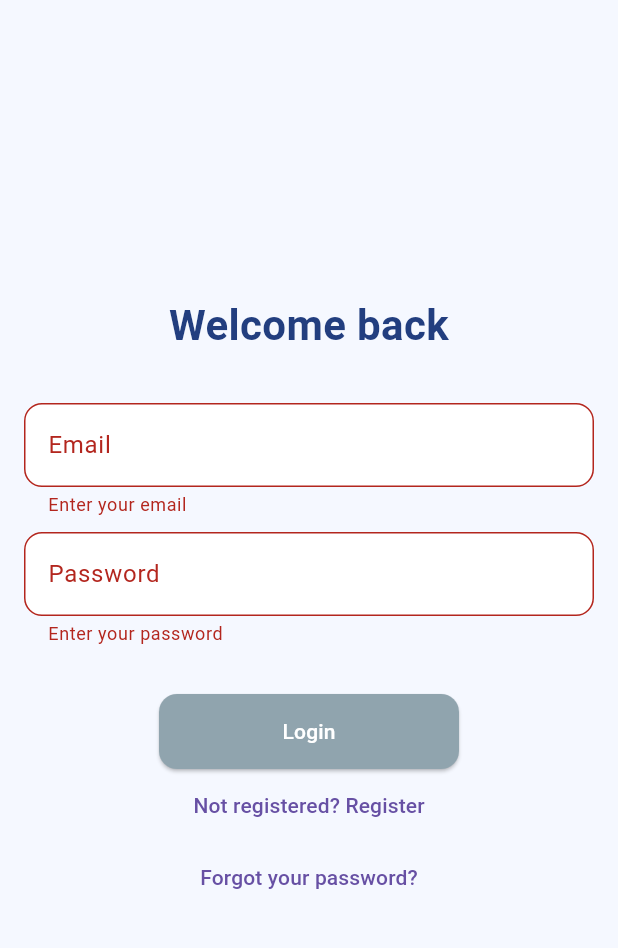
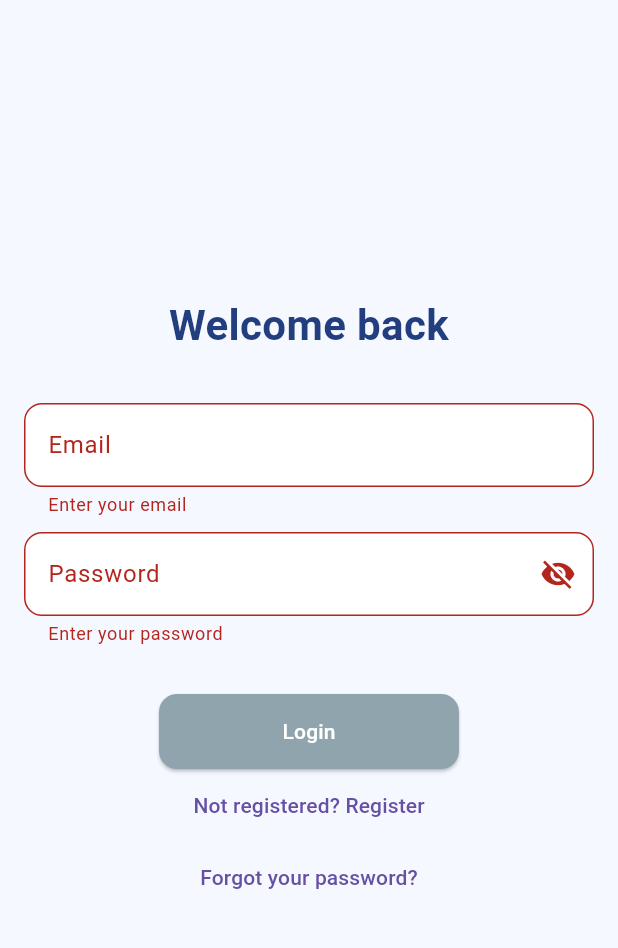
Before and after one commit to Firdavs0116/dua_app, a Flutter app: the LoginPage screen opened directly with empty values, after a tap on "Login", on a phone screen of 412 x 824 dp, the part 56-1004 px from its top. Run offline on Flutter 3.47's test engine with Material 3 defaults, Android fonts, the phone set to English and light mode, and no system bars; our stand-ins replace cloud_firestore, connectivity_plus, equatable, firebase_auth, firebase_core, fl_chart and 3 more; accounts and stored records are empty; generated files the repository leaves out were written again; network calls fail.

Commit message:
Bir ikki o'zgarish qo'shildi

```diff
--- a/lib/core/utils/upload_zikrs.dart
+++ b/lib/core/utils/upload_zikrs.dart
@@ -1,7 +1,6 @@
 import 'dart:convert';
 
 import 'package:cloud_firestore/cloud_firestore.dart';
-import 'package:firebase_core/firebase_core.dart';
 import 'package:flutter/services.dart';
 
 Future<void> uploadZikrsfromJson() async {
--- a/lib/features/auth/presentation/pages/login_page.dart
+++ b/lib/features/auth/presentation/pages/login_page.dart
@@ -8,46 +8,67 @@ import 'package:my_dua_app/features/auth/presentation/pages/forgot_password.dart
 import 'package:my_dua_app/features/auth/presentation/pages/register_page.dart';
 import 'package:my_dua_app/features/language/presentation/widgets/language_selector_with_flags.dart';
 
-class LoginPage extends StatelessWidget {
+class LoginPage extends StatefulWidget {
   final void Function(Locale locale) onLocaleChange;
   final void Function(bool value) onThemeToggle;
 
-  final emailController = TextEditingController();
-  final passwordController = TextEditingController();
-  final _formkey = GlobalKey<FormState>();
-  final emailRegex = RegExp(r'^[\w-\.]+@([\w-]+\.)+[\w-]{2,4}$');
-
-  LoginPage({
+  const LoginPage({
     super.key,
     required this.onLocaleChange,
     required this.onThemeToggle,
   });
 
   @override
+  State<LoginPage> createState() => _LoginPageState();
+}
+
+class _LoginPageState extends State<LoginPage> {
+  final emailController = TextEditingController();
+  final passwordController = TextEditingController();
+  final _formKey = GlobalKey<FormState>();
+  final emailRegex = RegExp(r'^[\w-\.]+@([\w-]+\.)+[\w-]{2,4}$');
+
+  bool _obsecure = true;
+
+  @override
+  void dispose() {
+    emailController.dispose();
+    passwordController.dispose();
+    super.dispose();
+  }
+
+  void _toggleVisibility() {
+    setState(() {
+      _obsecure = !_obsecure;
+    });
+  }
+
+  @override
   Widget build(BuildContext context) {
     return Scaffold(
       appBar: AppBar(
         backgroundColor: AppColors.backgroundColor,
-        // title: Text(AppLocalizations.of(context)!.login),
         actions: [
           Padding(
-            padding: EdgeInsets.symmetric(horizontal: 10),
-            child: LanguageSelectorWithFlags(onLocaleChanged: onLocaleChange),
+            padding: const EdgeInsets.symmetric(horizontal: 10),
+            child: LanguageSelectorWithFlags(
+              onLocaleChanged: widget.onLocaleChange,
+            ),
           ),
         ],
       ),
       backgroundColor: AppColors.backgroundColor,
       body: Center(
         child: SingleChildScrollView(
-          padding: EdgeInsets.all(16),
+          padding: const EdgeInsets.all(16),
           child: Form(
-            key: _formkey,
+            key: _formKey,
             autovalidateMode: AutovalidateMode.onUserInteraction,
             child: Column(
               children: [
                 Text(
                   AppLocalizations.of(context)!.welcomeBack,
-                  style: TextStyle(
+                  style: const TextStyle(
                     fontSize: 28,
                     fontWeight: FontWeight.bold,
                     color: Color(0xFF223E7F),
@@ -55,11 +76,10 @@ class LoginPage extends StatelessWidget {
                   textAlign: TextAlign.center,
                 ),
                 const SizedBox(height: 32),
-
                 TextFormField(
                   controller: emailController,
                   decoration: InputDecoration(
-                    labelText: AppLocalizations.of(context)!.email, // Email
+                    labelText: AppLocalizations.of(context)!.email,
                     filled: true,
                     fillColor: Colors.white,
                     border: OutlineInputBorder(
@@ -68,48 +88,45 @@ class LoginPage extends StatelessWidget {
                   ),
                   validator: (value) {
                     if (value == null || value.isEmpty) {
-                      return AppLocalizations.of(
-                        context,
-                      )!.enterYourEmail; // Enter your email address
+                      return AppLocalizations.of(context)!.enterYourEmail;
                     } else if (!emailRegex.hasMatch(value)) {
-                      return AppLocalizations.of(
-                        context,
-                      )!.wrongEmailTryAgain; // Wrong Email address
+                      return AppLocalizations.of(context)!.wrongEmailTryAgain;
                     }
                     return null;
                   },
                 ),
-                SizedBox(height: 10),
+                const SizedBox(height: 10),
                 TextFormField(
                   controller: passwordController,
-                  obscureText: true,
+                  obscureText: _obsecure,
                   decoration: InputDecoration(
-                    labelText:
-                        AppLocalizations.of(context)!.password, // Password
+                    labelText: AppLocalizations.of(context)!.password,
                     filled: true,
                     fillColor: Colors.white,
                     border: OutlineInputBorder(
                       borderRadius: BorderRadius.circular(12),
                     ),
+                    suffixIcon: IconButton(
+                      icon: Icon(
+                        _obsecure ? Icons.visibility_off : Icons.visibility,
+                      ),
+                      onPressed: _toggleVisibility,
+                    ),
                   ),
                   validator: (value) {
                     if (value == null || value.isEmpty) {
-                      return AppLocalizations.of(
-                        context,
-                      )!.enterYourPassword; // Enter your password
+                      return AppLocalizations.of(context)!.enterYourPassword;
                     } else if (value.length < 6) {
-                      return AppLocalizations.of(
-                        context,
-                      )!.invalidPassword; // Wrong password
+                      return AppLocalizations.of(context)!.invalidPassword;
                     }
                     return null;
                   },
                 ),
-                SizedBox(height: 32),
+                const SizedBox(height: 32),
                 BlocConsumer<AuthCubit, AuthState>(
                   builder: (context, state) {
                     if (state is AuthLoading) {
-                      return Center(child: CircularProgressIndicator());
+                      return const CircularProgressIndicator();
                     }
 
                     return ElevatedButton(
@@ -119,53 +136,50 @@ class LoginPage extends StatelessWidget {
                         shape: RoundedRectangleBorder(
                           borderRadius: BorderRadius.circular(12),
                         ),
-                        minimumSize: Size(200, 50),
+                        minimumSize: const Size(200, 50),
                       ),
                       onPressed: () {
-                        if (_formkey.currentState!.validate()) {
+                        if (_formKey.currentState!.validate()) {
                           context.read<AuthCubit>().login(
-                            emailController.text.trim(),
-                            passwordController.text.trim(),
-                          );
+                                emailController.text.trim(),
+                                passwordController.text.trim(),
+                              );
                         }
                       },
-                      child: Text(
-                        AppLocalizations.of(context)!.login, // Login
-                      ),
+                      child: Text(AppLocalizations.of(context)!.login),
                     );
                   },
-
                   listener: (context, state) {
                     if (state is AuthFailure) {
-                      ScaffoldMessenger.of(
-                        context,
-                      ).showSnackBar(SnackBar(content: Text(state.message)));
+                      ScaffoldMessenger.of(context).showSnackBar(
+                        SnackBar(content: Text(state.message)),
+                      );
                     }
                     if (state is AuthSuccess) {
                       Navigator.pushReplacementNamed(context, "/home");
                     }
                   },
                 ),
-                // SizedBox(height: 10),
                 TextButton(
                   onPressed: () {
                     Navigator.push(
                       context,
                       MaterialPageRoute(
-                        builder:
-                            (_) => RegisterPage(
-                              onLocaleChange: onLocaleChange,
-                              onThemeToggle: onThemeToggle,
-                            ),
+                        builder: (_) => RegisterPage(
+                          onLocaleChange: widget.onLocaleChange,
+                          onThemeToggle: widget.onThemeToggle,
+                        ),
                       ),
                     );
                   },
                   child: Text(AppLocalizations.of(context)!.notregistered),
                 ),
-
                 TextButton(
                   onPressed: () {
-                    Navigator.push(context, MaterialPageRoute(builder: (_) => ForgotPasswordPage()));
+                    Navigator.push(
+                      context,
+                      MaterialPageRoute(builder: (_) => ForgotPasswordPage()),
+                    );
                   },
                   child: Text(AppLocalizations.of(context)!.forgotPassword),
                 ),
--- a/lib/features/auth/presentation/pages/splashscreen.dart
+++ b/lib/features/auth/presentation/pages/splashscreen.dart
@@ -31,7 +31,7 @@ class _SplashPageState extends State<SplashPage> {
     final user = FirebaseAuth.instance.currentUser;
     final hasLoggedIn = prefs.getBool("hasLoggedIn") ?? false;
 
-    if (user != null && hasLoggedIn) {
+    if (user != null) {
       Navigator.pushReplacement(
         context,
         MaterialPageRoute(builder: (_) => HomePage(onLocaleChange: (Locale p1) {  }, onThemeToggle: (_) {  },)),
--- a/lib/features/language/presentation/ui/language_selector_page.dart
+++ b/lib/features/language/presentation/ui/language_selector_page.dart
@@ -3,7 +3,6 @@ import 'package:flutter_gen/gen_l10n/app_localizations.dart';
 import 'package:flutter_bloc/flutter_bloc.dart';
 import 'package:my_dua_app/features/home/presentation/pages/home_page.dart';
 import 'package:my_dua_app/features/language/presentation/cubit/locale_cubit.dart';
-import 'package:my_dua_app/features/auth/presentation/pages/login_page.dart';
 import 'package:my_dua_app/features/language/presentation/widgets/language_selector_with_flags.dart';
 
 class LanguageSelectorPage extends StatelessWidget {
--- a/lib/l10n/app_en.arb
+++ b/lib/l10n/app_en.arb
@@ -38,5 +38,7 @@
   "goToZikr": "Go to Zikrs",
   "tasbeeh": "Tasbeeh",
   "goToTasbeeh": "Go to Tasbeeh",
-  "search": "Search"
+  "search": "Search",
+  "duaIntro": "Dua intro (o'zgartiriladi)",
+  "searchHint" : "Search Hint (o'zgaradi)"
 }
--- a/lib/l10n/intl_uz.arb
+++ b/lib/l10n/intl_uz.arb
@@ -38,5 +38,7 @@
   "goToZikr": "Zikrlarga o'tish",
   "tasbeeh": "Tasbeh",
   "goToTasbeeh": "Tasbehga o'tish",
-  "search": "Qidirish"
+  "search": "Qidirish",
+  "duaIntro": "Dua intro (o'zgartiriladi)",
+  "searchHint" : "Search Hint (o'zgaradi)"
 }
--- a/lib/main.dart
+++ b/lib/main.dart
@@ -1,12 +1,9 @@
-// main.dart
 import 'package:cloud_firestore/cloud_firestore.dart';
-import 'package:firebase_auth/firebase_auth.dart';
 import 'package:flutter/material.dart';
 import 'package:flutter_bloc/flutter_bloc.dart';
 import 'package:flutter_localizations/flutter_localizations.dart';
 import 'package:flutter_gen/gen_l10n/app_localizations.dart';
 import 'package:firebase_core/firebase_core.dart';
-import 'package:my_dua_app/core/utils/upload_duas.dart';
 import 'package:my_dua_app/core/utils/upload_zikrs.dart';
 import 'package:my_dua_app/features/auth/presentation/pages/splashscreen.dart';
 import 'package:my_dua_app/features/dua/ui/pages/dua_list_page.dart';
@@ -14,7 +11,6 @@ import 'package:my_dua_app/features/language/presentation/ui/language_selector_p
 import 'firebase_options.dart';
 import 'package:my_dua_app/injection/service_locator.dart' as di;
 import 'package:my_dua_app/features/auth/presentation/cubit/auth_cubit.dart';
-import 'package:my_dua_app/features/auth/presentation/pages/login_page.dart';
 import 'package:my_dua_app/features/home/presentation/pages/home_page.dart';
 import 'package:my_dua_app/features/language/presentation/cubit/locale_cubit.dart';
 
@@ -57,7 +53,7 @@ class _MyAppState extends State<MyApp> {
 void initState() {
   super.initState();
   // uploadDuasFromJson(); buni har safar run qilganda qaytadan yuklab qo'yadi
-  uploadZikrsfromJson();
+  // uploadZikrsfromJson();
 }
 
 
--- a/pubspec.yaml
+++ b/pubspec.yaml
@@ -21,6 +21,7 @@ dependencies:
   cloud_firestore: ^5.6.9
   equatable: ^2.0.7
   fl_chart: ^1.0.0
+  connectivity_plus: ^6.1.4
 
 dev_dependencies:
   flutter_test:
```
Also changed, not shown: assets/images/images.dart (added, +12 -0 lines), lib/assets/images/images.dart (added, +8 -0 lines), lib/core/widgets/app_card.dart (+10 -10 lines), lib/features/dua/data/datasources/dua_locale_datasource.dart (added, +34 -0 lines), lib/features/dua/data/repositories/dua_repository_impl.dart (+23 -2 lines), lib/features/dua/ui/pages/dua_details.dart (+11 -23 lines), lib/features/dua/ui/pages/dua_list_page.dart (+30 -33 lines), lib/features/home/presentation/pages/home_page.dart (+169 -58 lines), lib/injection/service_locator.dart (+25 -6 lines), pubspec.lock, 4 other files.
